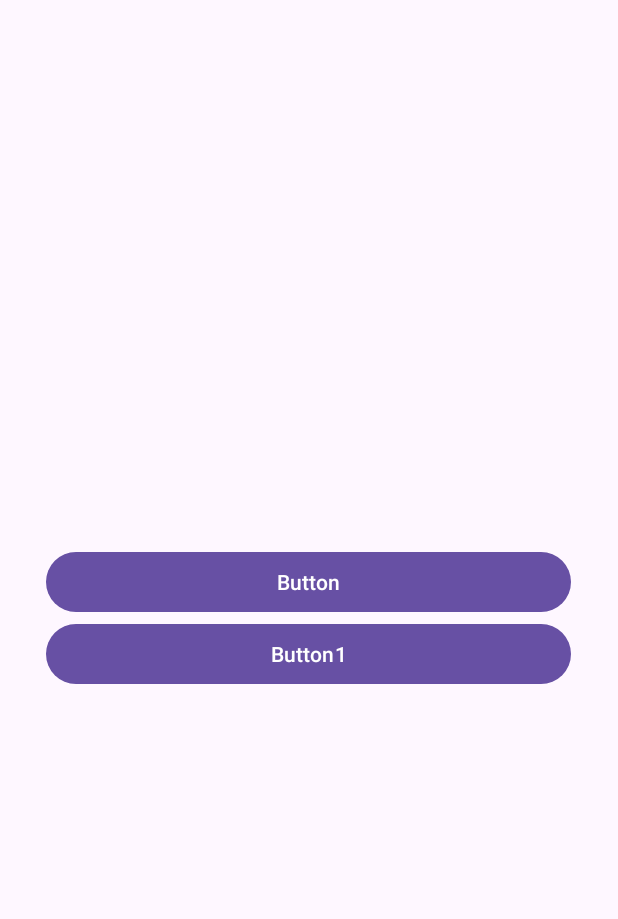
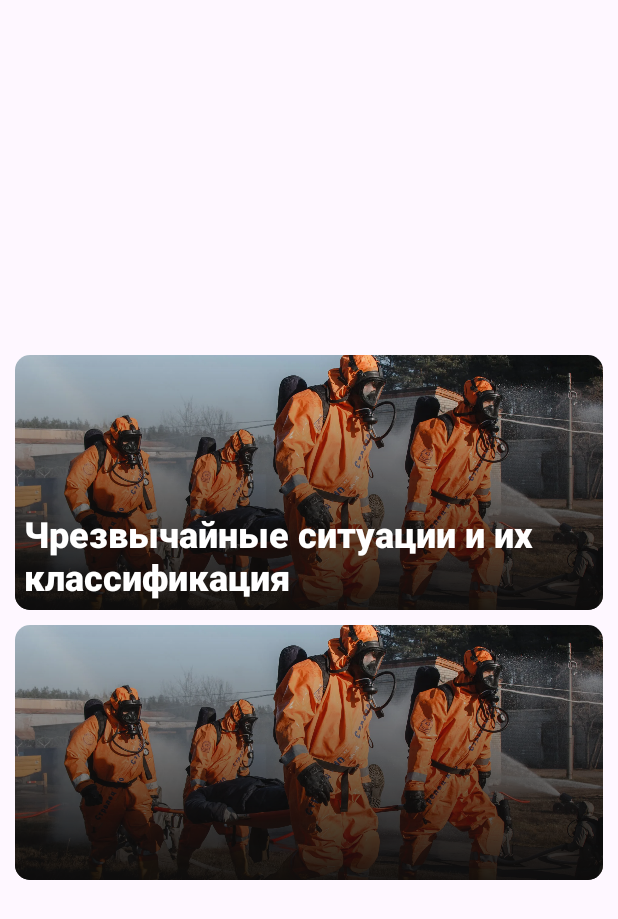
Before and after one commit to VaultSoldier/EmergencyAPP, an Android app: the fragment HomeFragment shown on its own in the app's theme, on a phone screen of 412 x 824 dp. Shown: the top 919 px of the screen. Run offline under Robolectric (Android 15) with nearby library versions, the phone set to English and light mode, and no system bars.

Commit message:
New buttons

```diff
--- a/app/src/main/java/com/example/emergencyapp/fragments/Button1Fragment.kt
+++ b/app/src/main/java/com/example/emergencyapp/fragments/Button1Fragment.kt
@@ -47,10 +47,6 @@ class Button1Fragment : Fragment() {
         descList.add(textOne)
         imagesList.add(R.drawable.siren)
 
-        titlesList.add("Хааdaай")
-        descList.add("Description")
-        imagesList.add(R.mipmap.ic_launcher_round)
-
     }
 
 }
--- a/app/src/main/java/com/example/emergencyapp/fragments/DefinitionsFragment.kt
+++ b/app/src/main/java/com/example/emergencyapp/fragments/DefinitionsFragment.kt
@@ -58,6 +58,7 @@ class DefinitionsFragment : Fragment() {
         descList.add(textOne)
         imagesList.add(R.drawable.siren)
 
+
         titlesList.add(titleTwo)
         descList.add(textTwo)
         imagesList.add(R.drawable.emergency)
--- a/app/src/main/java/com/example/emergencyapp/fragments/HomeFragment.kt
+++ b/app/src/main/java/com/example/emergencyapp/fragments/HomeFragment.kt
@@ -4,7 +4,7 @@ import android.os.Bundle
 import android.view.LayoutInflater
 import android.view.View
 import android.view.ViewGroup
-import android.widget.Button
+import androidx.cardview.widget.CardView
 import androidx.fragment.app.Fragment
 import com.example.emergencyapp.R
 
@@ -16,13 +16,13 @@ class HomeFragment : Fragment() {
     ): View? {
         val view = inflater.inflate(R.layout.fragment_home, container, false)
 
-        val button: Button = view.findViewById(R.id.buttonFire)
+        val button: CardView = view.findViewById(R.id.buttonFire)
         button.setOnClickListener {
             // Call a function to open Fragment
             openFireFragment()
         }
 
-        val button1: Button = view.findViewById(R.id.button1)
+        val button1: CardView = view.findViewById(R.id.button_1)
         button1.setOnClickListener {
             button1()
         }
--- /dev/null
+++ b/app/src/main/res/drawable/dark_overlay.xml
@@ -0,0 +1,8 @@
+<?xml version="1.0" encoding="utf-8"?>
+<shape xmlns:android="http://schemas.android.com/apk/res/android">
+    <gradient
+        android:type="linear"
+        android:angle="90"
+        android:startColor="#EA0D0C0C"
+        android:endColor="#00000000" />
+</shape>
--- a/app/src/main/res/layout/fragment_calls.xml
+++ b/app/src/main/res/layout/fragment_calls.xml
@@ -7,7 +7,7 @@
     tools:context=".fragments.CallsFragment">
 
     <FrameLayout
-        android:layout_width="400sp"
+        android:layout_width="380dp"
         android:layout_height="wrap_content"
         app:layout_constraintBottom_toBottomOf="parent"
         app:layout_constraintEnd_toEndOf="parent"
--- a/app/src/main/res/layout/fragment_home.xml
+++ b/app/src/main/res/layout/fragment_home.xml
@@ -1,24 +1,63 @@
 <?xml version="1.0" encoding="utf-8"?>
-<LinearLayout xmlns:android="http://schemas.android.com/apk/res/android"
+<ScrollView
+    xmlns:android="http://schemas.android.com/apk/res/android"
     xmlns:app="http://schemas.android.com/apk/res-auto"
     xmlns:tools="http://schemas.android.com/tools"
-    android:id="@+id/linear_layout"
     android:layout_width="match_parent"
     android:layout_height="match_parent"
-    android:gravity="center"
-    android:orientation="vertical"
     tools:context=".fragments.HomeFragment" >
 
-    <Button
-        android:id="@+id/buttonFire"
-        android:layout_width="350dp"
+    <FrameLayout
+        android:layout_width="match_parent"
         android:layout_height="wrap_content"
-        android:text="Button" />
+        android:layout_gravity="center" >
 
-    <Button
-        android:id="@+id/button1"
-        android:layout_width="350dp"
-        android:layout_height="wrap_content"
-        android:text="Button1" />
+        <androidx.cardview.widget.CardView
+            android:id="@+id/buttonFire"
+            android:layout_width="wrap_content"
+            android:layout_height="wrap_content"
+            android:layout_marginHorizontal="10sp"
+            android:clickable="true"
+            app:cardCornerRadius="10sp"
+            app:layout_constraintVertical_chainStyle="packed">
 
-</LinearLayout>
+            <ImageView
+                android:layout_width="wrap_content"
+                android:layout_height="170sp"
+                android:background="@color/white"
+                android:foreground="@drawable/dark_overlay"
+                android:scaleType="centerCrop"
+                android:src="@drawable/button_em_pic"
+                android:contentDescription="@string/button_1" />
+
+            <TextView
+                android:layout_width="wrap_content"
+                android:layout_height="wrap_content"
+                android:layout_gravity="bottom|center"
+                android:layout_marginBottom="2sp"
+                android:fontFamily="@font/motiva_sans_black"
+                android:text="@string/button_1"
+                android:layout_marginStart="4sp"
+                android:textColor="@color/white"
+                android:textSize="24sp" />
+
+        </androidx.cardview.widget.CardView>
+
+        <androidx.cardview.widget.CardView
+            android:id="@+id/button_1"
+            android:layout_width="wrap_content"
+            android:layout_height="wrap_content"
+            android:layout_marginHorizontal="10sp"
+            android:layout_marginTop="180sp"
+            app:cardCornerRadius="10sp">
+
+            <ImageView
+                android:layout_width="wrap_content"
+                android:layout_height="170sp"
+                android:background="@color/white"
+                android:foreground="@drawable/dark_overlay"
+                android:scaleType="centerCrop"
+                android:src="@drawable/button_em_pic" />
+        </androidx.cardview.widget.CardView>
+    </FrameLayout>
+</ScrollView>
--- a/app/src/main/res/values/strings.xml
+++ b/app/src/main/res/values/strings.xml
@@ -1,6 +1,7 @@
 <?xml version="1.0" encoding="utf-8"?>
 <resources>
     <string name="app_name">Emergency App</string>
+    <string name="button_1">Чрезвычайные ситуации и их классификация</string>
     <string name="numbers_firefighters">пожарные</string>
     <string name="numbers_firefighters_info">101</string>
     <string name="numbers_police">полиция</string>
```
Also changed, not shown: app/src/main/res/drawable/button_em_pic.webp (added), app/src/main/res/font/motiva_sans_black.ttf (added), app/src/main/res/font/motiva_sans_bold.ttf (added), app/src/main/res/font/motiva_sans_extra_bold.ttf (added), app/src/main/res/font/motiva_sans_light.ttf (added), app/src/main/res/font/motiva_sans_medium.ttf (added), app/src/main/res/font/motiva_sans_regular.ttf (added), app/src/main/res/font/motiva_sans_thin.ttf (added).
